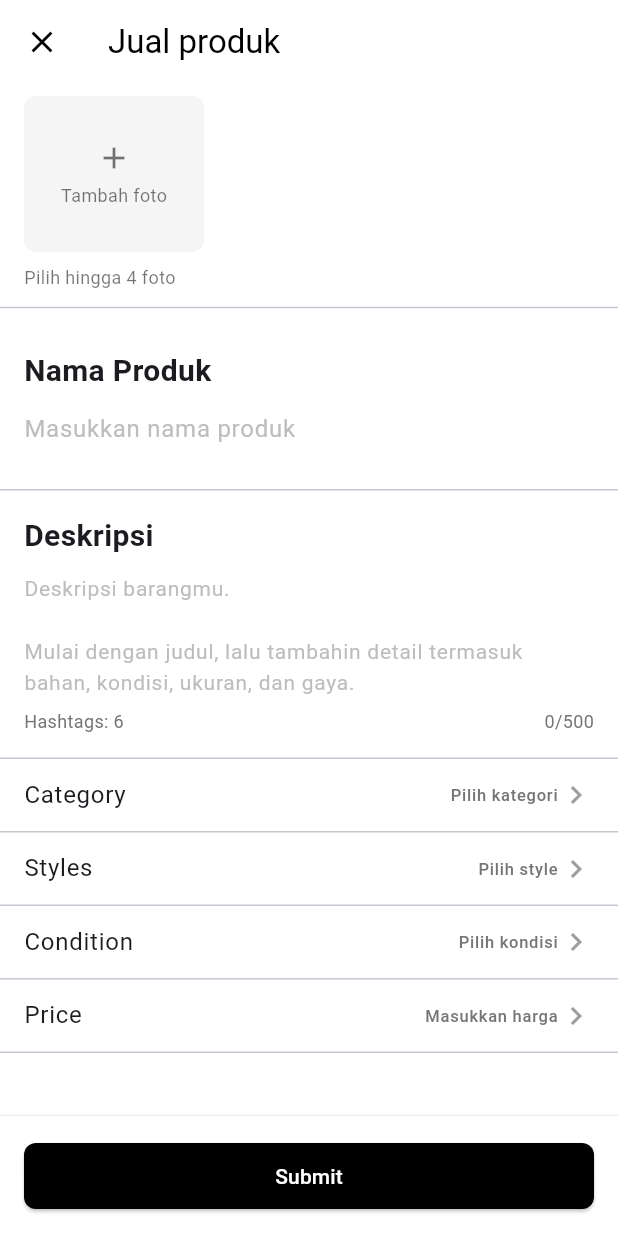
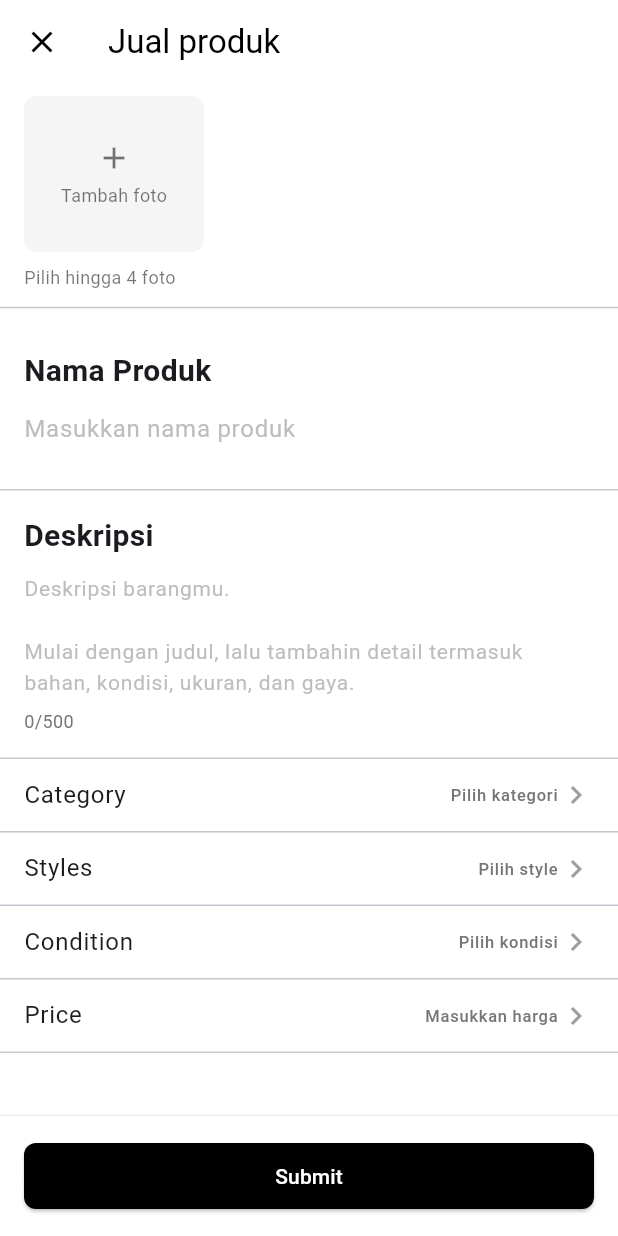
Before and after one commit to tungtungtungtungtungtungsahur/mobile-abp, a Flutter app: the SellPage screen opened directly, on a phone screen of 412 x 824 dp. Run offline on Flutter 3.47's test engine with Material 3 defaults, Android fonts, the phone set to English and light mode, and no system bars; our stand-ins replace cloud_firestore, firebase_auth, firebase_core, image_picker; missing offline and left inert: google_mlkit_text_recognition; accounts and stored records are empty; Roboto replaces fonts that are missing (Poppins).

Commit message:
ngilangin tulisan hastag diabawah deskripsi

```diff
--- a/lib/sell.dart
+++ b/lib/sell.dart
@@ -24,7 +24,7 @@ class _SellPageState extends State<SellPage> {
   String? _selectedStyle;
   int _charCount = 0;
   final int _maxChars = 500;
-  final int _hashtagCount = 6;
+
   bool _isUploading = false;
 
   // Dummy data untuk dropdown
@@ -501,10 +501,6 @@ class _SellPageState extends State<SellPage> {
                     mainAxisAlignment: MainAxisAlignment.spaceBetween,
                     children: [
                       Text(
-                        'Hashtags: $_hashtagCount',
-                        style: TextStyle(color: Colors.grey[600], fontSize: 12),
-                      ),
-                      Text(
                         '$_charCount/$_maxChars',
                         style: TextStyle(color: Colors.grey[600], fontSize: 12),
                       ),
```
